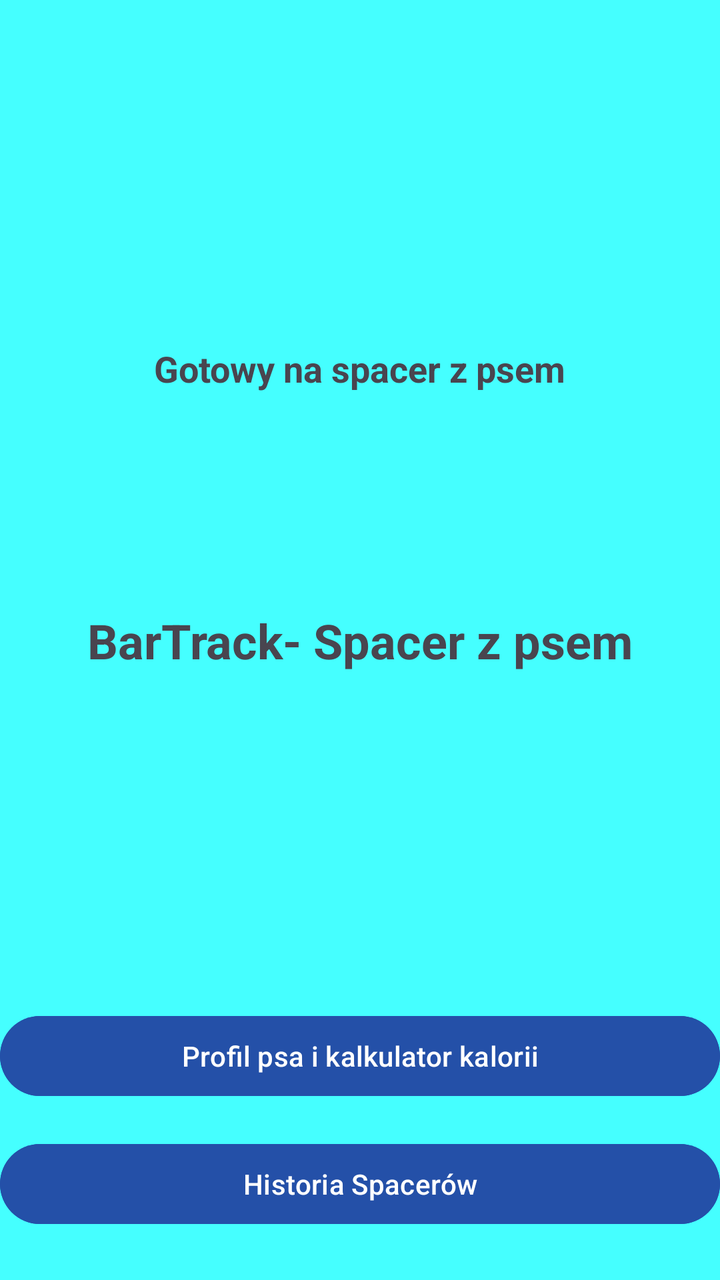
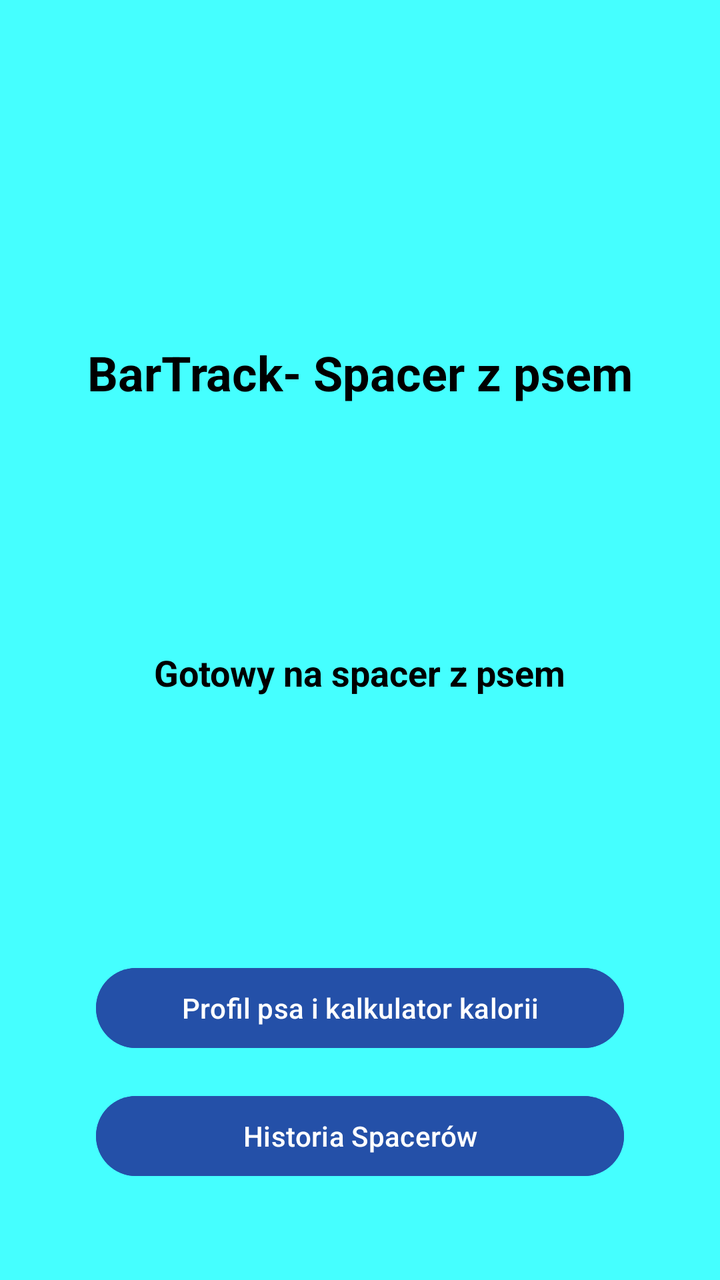

Two renders of the same Android screen: before a commit and after it. Below are the layout's source before the change and the commit's diff.
<!-- AndroidManifest.xml: application theme Theme.BarTrack -->
<!-- res/layout/activity_main.xml -->
<?xml version="1.0" encoding="utf-8"?>
<androidx.constraintlayout.widget.ConstraintLayout xmlns:android="http://schemas.android.com/apk/res/android"
    xmlns:app="http://schemas.android.com/apk/res-auto"
    xmlns:tools="http://schemas.android.com/tools"
    android:id="@+id/main"
    android:layout_width="match_parent"
    android:layout_height="match_parent"
    tools:context=".MainActivity"
    android:background="@color/lightBlue">

    <TextView
        android:id="@+id/tvMainTitle"
        android:layout_width="wrap_content"
        android:layout_height="wrap_content"
        android:textSize="24sp"
        android:textStyle="bold"
        android:text="BarTrack- Spacer z psem"
        app:layout_constraintBottom_toBottomOf="parent"
        app:layout_constraintEnd_toEndOf="parent"
        app:layout_constraintStart_toStartOf="parent"
        app:layout_constraintTop_toTopOf="parent"
        />

    <TextView
        android:id="@+id/WalkStatus"
        android:layout_width="wrap_content"
        android:layout_height="wrap_content"
        android:layout_marginTop="32dp"
        android:textSize="18sp"
        android:textStyle="bold"
        android:text="Gotowy na spacer z psem"
        app:layout_constraintBottom_toBottomOf="@+id/tvMainTitle"
        app:layout_constraintEnd_toEndOf="parent"
        app:layout_constraintStart_toStartOf="parent"
        app:layout_constraintTop_toTopOf="parent" />

    <Button
        android:id="@+id/btnOpenProfile"
        android:layout_width="0dp"
        android:layout_height="wrap_content"
        android:layout_marginBottom="16dp"
        android:text="Profil psa i kalkulator kalorii"
        app:layout_constraintBottom_toTopOf="@id/btnOpenHistory"
        app:layout_constraintStart_toStartOf="parent"
        app:layout_constraintEnd_toEndOf="parent"
        android:backgroundTint="@color/blue"/>

    <Button
        android:id="@+id/btnOpenHistory"
        android:layout_width="0dp"
        android:layout_height="wrap_content"
        android:layout_marginBottom="24dp"
        android:text="Historia Spacerów"
        app:layout_constraintBottom_toBottomOf="parent"
        app:layout_constraintStart_toStartOf="parent"
        app:layout_constraintEnd_toEndOf="parent"
        android:backgroundTint="@color/blue"/>

</androidx.constraintlayout.widget.ConstraintLayout>
<!-- resources referenced by this layout -->
<resources>
  <color name="blue">#2450a8</color>
  <color name="lightBlue">#45FFFF</color>
  <style name="Theme.BarTrack" parent="Base.Theme.BarTrack" />
  <style name="Base.Theme.BarTrack" parent="Theme.Material3.DayNight.NoActionBar">
          
          
      </style>
</resources>

<!-- the commit's change to res/layout/activity_main.xml (unified diff, before → after) -->
@@ -2,6 +2,7 @@
 <androidx.constraintlayout.widget.ConstraintLayout xmlns:android="http://schemas.android.com/apk/res/android"
     xmlns:app="http://schemas.android.com/apk/res-auto"
     xmlns:tools="http://schemas.android.com/tools"
+    android:padding="24dp"
     android:id="@+id/main"
     android:layout_width="match_parent"
     android:layout_height="match_parent"
@@ -14,8 +15,9 @@
         android:layout_height="wrap_content"
         android:textSize="24sp"
         android:textStyle="bold"
+        android:textColor="@color/black"
         android:text="BarTrack- Spacer z psem"
-        app:layout_constraintBottom_toBottomOf="parent"
+        app:layout_constraintBottom_toBottomOf="@+id/WalkStatus"
         app:layout_constraintEnd_toEndOf="parent"
         app:layout_constraintStart_toStartOf="parent"
         app:layout_constraintTop_toTopOf="parent"
@@ -28,8 +30,9 @@
         android:layout_marginTop="32dp"
         android:textSize="18sp"
         android:textStyle="bold"
+        android:textColor="@color/black"
         android:text="Gotowy na spacer z psem"
-        app:layout_constraintBottom_toBottomOf="@+id/tvMainTitle"
+        app:layout_constraintBottom_toBottomOf="parent"
         app:layout_constraintEnd_toEndOf="parent"
         app:layout_constraintStart_toStartOf="parent"
         app:layout_constraintTop_toTopOf="parent" />
@@ -39,21 +42,23 @@
         android:layout_width="0dp"
         android:layout_height="wrap_content"
         android:layout_marginBottom="16dp"
+        android:layout_marginHorizontal="24dp"
+        android:backgroundTint="@color/blue"
         android:text="Profil psa i kalkulator kalorii"
         app:layout_constraintBottom_toTopOf="@id/btnOpenHistory"
         app:layout_constraintStart_toStartOf="parent"
-        app:layout_constraintEnd_toEndOf="parent"
-        android:backgroundTint="@color/blue"/>
+        app:layout_constraintEnd_toEndOf="parent" />
 
     <Button
         android:id="@+id/btnOpenHistory"
         android:layout_width="0dp"
         android:layout_height="wrap_content"
         android:layout_marginBottom="24dp"
+        android:layout_marginHorizontal="24dp"
+        android:backgroundTint="@color/blue"
         android:text="Historia Spacerów"
         app:layout_constraintBottom_toBottomOf="parent"
         app:layout_constraintStart_toStartOf="parent"
-        app:layout_constraintEnd_toEndOf="parent"
-        android:backgroundTint="@color/blue"/>
+        app:layout_constraintEnd_toEndOf="parent" />
 
 </androidx.constraintlayout.widget.ConstraintLayout>
<!-- resource entries referenced after the edit -->
@@ -1,5 +1,6 @@
 <!-- resources referenced by this layout -->
 <resources>
+  <color name="black">#FF000000</color>
   <color name="blue">#2450a8</color>
   <color name="lightBlue">#45FFFF</color>
   <style name="Theme.BarTrack" parent="Base.Theme.BarTrack" />
